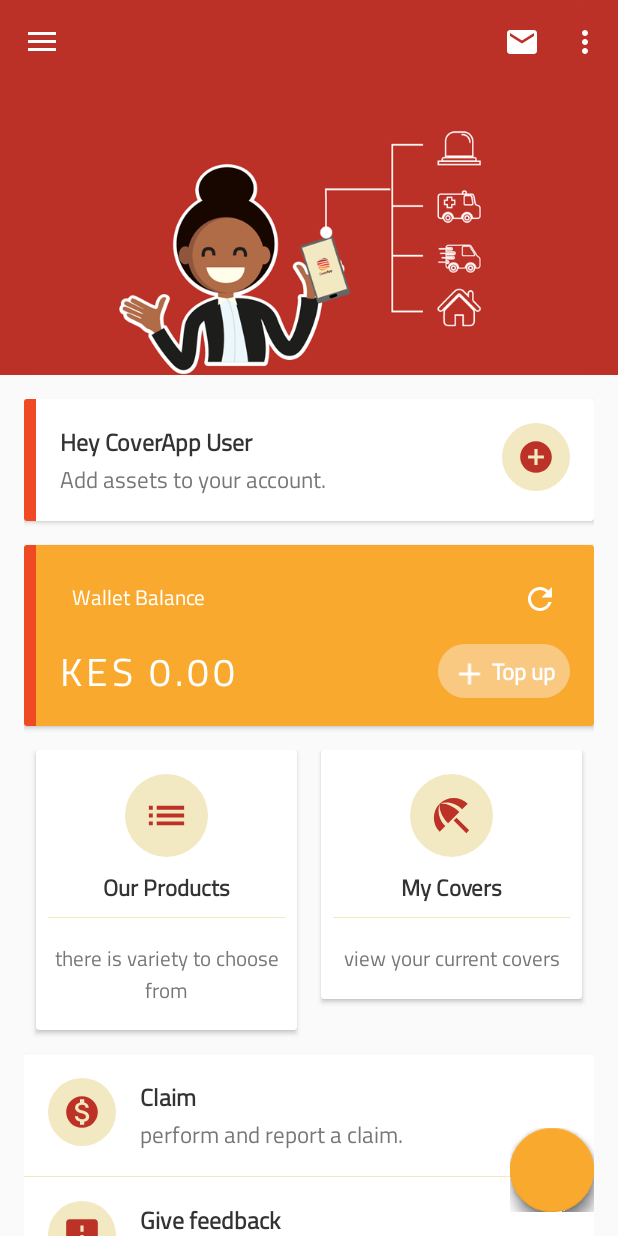
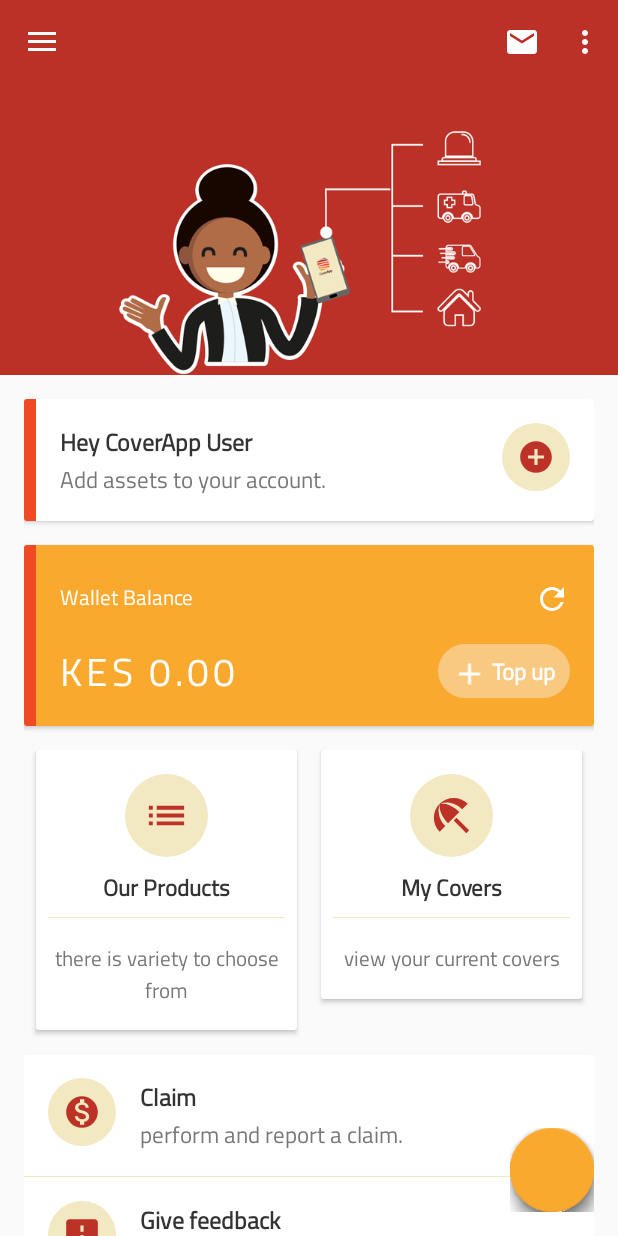
Before and after one commit to SoftneerDeveloper/CoverApp, an Android app: the HomeFragment screen opened directly, with no data from a screen before it, on a phone screen of 412 x 824 dp. Run offline under Robolectric (Android 15) with nearby library versions, the phone set to English and light mode, and no system bars; our stand-ins replace CircleImageView, Picasso, Volley; libraries missing offline, so code that uses them is left out: com.facebook, com.facebook.appevents, com.getbase.floatingactionbutton, net.gotev.uploadservice; plain views replace FloatingActionButton, FloatingActionsMenu; network calls fail; pictures from the network do not load; 8 statements that could not run were skipped.

Commit message:
First push testing

```diff
--- a/app/src/main/res/layout/fragment_home.xml
+++ b/app/src/main/res/layout/fragment_home.xml
@@ -104,7 +104,8 @@
                     <RelativeLayout
                         android:layout_width="match_parent"
                         android:layout_height="wrap_content"
-                        android:padding="@dimen/dimen_8dp">
+                        android:paddingTop="@dimen/dimen_8dp"
+                        android:paddingBottom="@dimen/dimen_8dp">
                         <TextView
                             android:layout_width="wrap_content"
                             android:textColor="@color/white"
```
